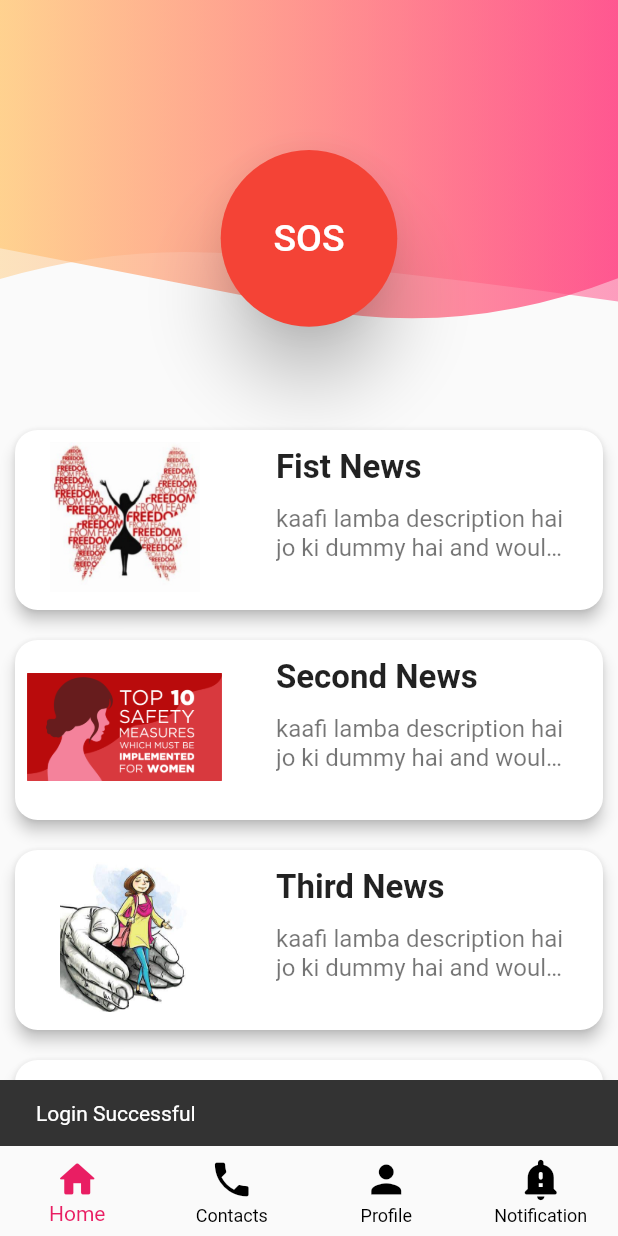
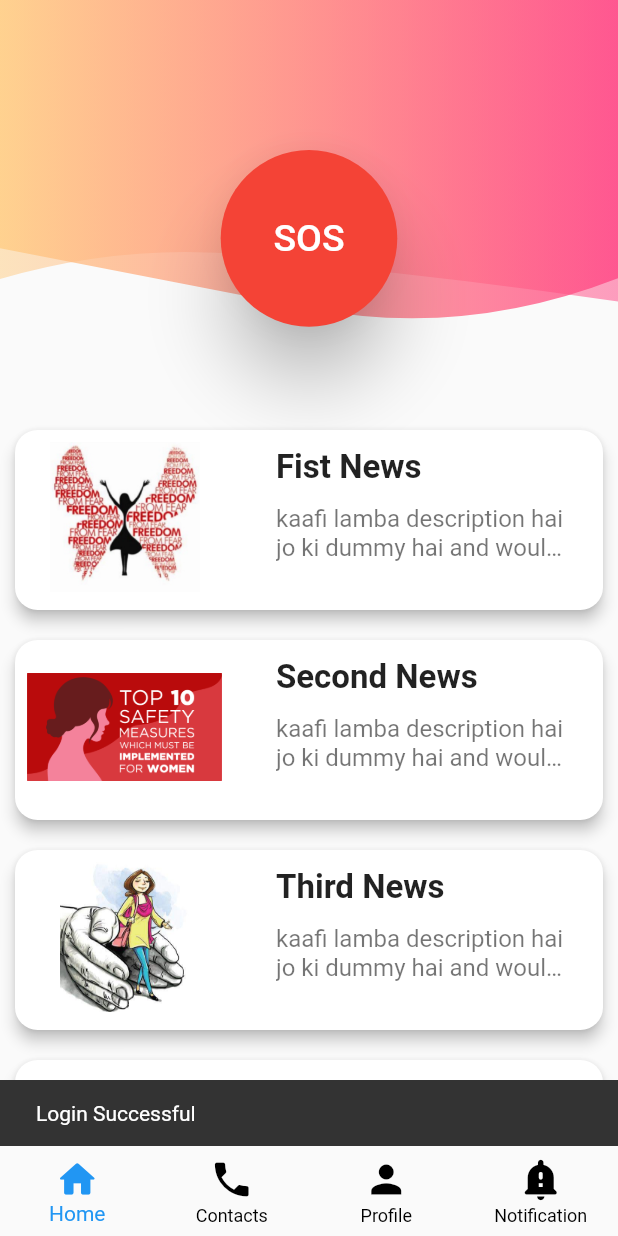
Before and after one commit to hiddencharm45/safety_app, a Flutter app: the screen it shows after launch, after a tap on "SIGN IN", on a phone screen of 412 x 824 dp. Run offline on Flutter 3.47's test engine with Material 2 defaults, Android fonts, the phone set to English and light mode, and no system bars; our stand-ins replace firebase_auth; accounts and stored records are empty.

```diff
--- a/lib/main.dart
+++ b/lib/main.dart
@@ -30,7 +30,7 @@ class MyApp extends StatelessWidget {
         debugShowCheckedModeBanner: false,
         title: "Login",
         theme: ThemeData(
-          primaryColor: Colors.orange[200],
+          primaryColor: Colors.blue[200],
           //accentColor:
         ),
 
--- /dev/null
+++ b/lib/ui/model/user.dart
@@ -0,0 +1,4 @@
+class CustomUser {
+  final String uid;
+  CustomUser({this.uid});
+}
--- a/lib/ui/screens/main_screen.dart
+++ b/lib/ui/screens/main_screen.dart
@@ -8,8 +8,8 @@ import 'contacts_screen.dart';
 import 'user_profile.dart';
 
 //import '../widgets/responsive_ui.dart';
+//import '../ui/widgets/textformfield.dart';
 
-//import '../ui/widgets/textformfield.dart';
 class Dashboard extends StatefulWidget {
   static const routeName = '/dashboard';
   @override
@@ -30,6 +30,7 @@ class _DashboardState extends State<Dashboard> {
   }
 
   int _selectedPageIndex = 0;
+
   void _selectPage(int index) {
     setState(() {
       _selectedPageIndex = index;
@@ -58,13 +59,14 @@ class _DashboardState extends State<Dashboard> {
         onTap: _selectPage,
 
         unselectedItemColor: Colors.black,
-        selectedItemColor: Colors.pink,
+        selectedItemColor: Colors.blue,
 
         currentIndex: _selectedPageIndex,
 
         //it tells that which item is selected
         type: BottomNavigationBarType
             .fixed, //will add a transition and remove bgcolor as well
+
         items: [
           BottomNavigationBarItem(
             //backgroundColor: Colors.pink[400],
@@ -72,7 +74,6 @@ class _DashboardState extends State<Dashboard> {
               Icons.home_rounded,
               size: 30,
             ),
-
             label: 'Home',
           ),
           BottomNavigationBarItem(
--- a/pubspec.yaml
+++ b/pubspec.yaml
@@ -26,7 +26,9 @@ dependencies:
   provider: 3.0.0
   intl: ^0.16.1
   gradient_app_bar: ^0.1.3
+
   firebase_auth: ^0.18.3
+  firebase_core: ^0.5.2
   cloud_firestore: ^0.14.3
 
 
```
Also changed, not shown: lib/ui/services/auth.dart (added, +22 -0 lines), pubspec.lock.
